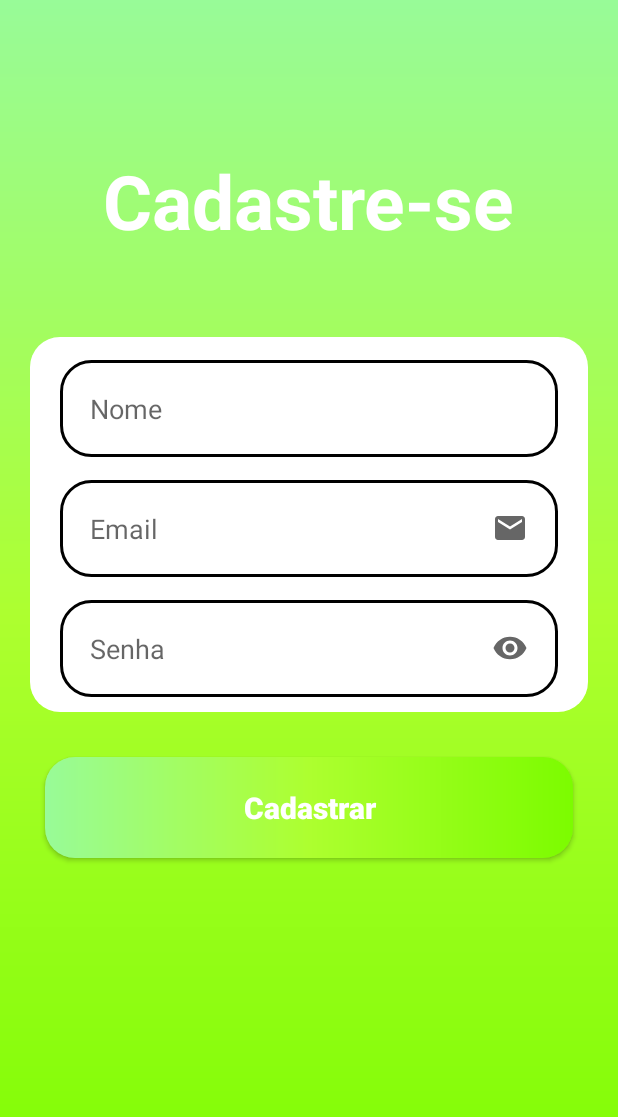
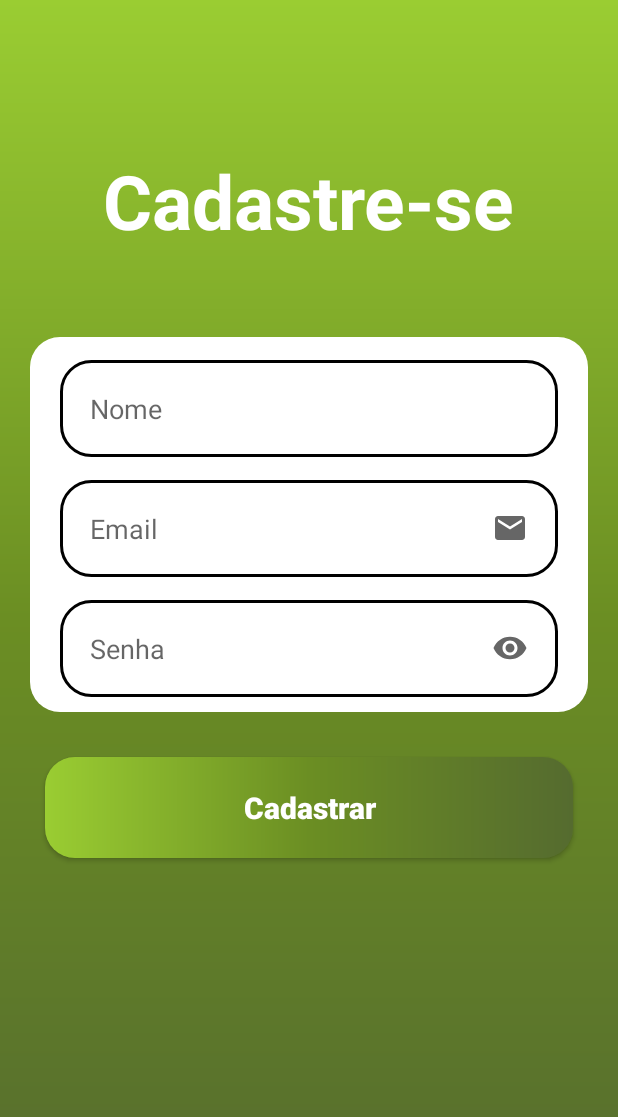
Before and after one commit to GabriellaCristina/WasteLessRecipes, an Android app: the FormCadastro screen opened directly, with no data from a screen before it, on a phone screen of 412 x 824 dp. Shown: the top 1117 px of the screen. Run offline under Robolectric (Android 15) with nearby library versions, the phone set to English and light mode, and no system bars.

Commit message:
mudança cor background

```diff
--- a/app/src/main/res/drawable/background.xml
+++ b/app/src/main/res/drawable/background.xml
@@ -1,9 +1,9 @@
 <?xml version="1.0" encoding="utf-8"?>
 <shape xmlns:android="http://schemas.android.com/apk/res/android">
  <gradient
-     android:startColor="@color/LawnGreen"
-     android:centerColor="@color/GreenYellow"
-     android:endColor="@color/PaleGreen"
+     android:startColor="@color/DarkOliveGreen"
+     android:centerColor="@color/OliveDrab"
+     android:endColor="@color/YellowGreen"
      android:angle="90"
      />
 </shape>
--- a/app/src/main/res/drawable/button.xml
+++ b/app/src/main/res/drawable/button.xml
@@ -3,9 +3,9 @@
     <!--config cores do botao-->
     <corners android:radius="20dp"/>
     <gradient
-        android:startColor="@color/LawnGreen"
-        android:centerColor="@color/GreenYellow"
-        android:endColor="@color/PaleGreen"
+        android:startColor="@color/DarkOliveGreen"
+        android:centerColor="@color/OliveDrab"
+        android:endColor="@color/YellowGreen"
         android:angle="180"
         />
 </shape>
--- a/app/src/main/res/values/colors.xml
+++ b/app/src/main/res/values/colors.xml
@@ -7,8 +7,8 @@
     <color name="teal_700">#FF018786</color>
     <color name="black">#FF000000</color>
     <color name="white">#FFFFFFFF</color>
-    <color name="GreenYellow">#ADFF2F</color>
-    <color name="PaleGreen">#98FB98</color>
-    <color name="LawnGreen">#7CFC00</color>
+    <color name="YellowGreen">#9ACD32</color>
+    <color name="OliveDrab">#6B8E23</color>
+    <color name="DarkOliveGreen">#556B2F</color>
 
 </resources>
```
